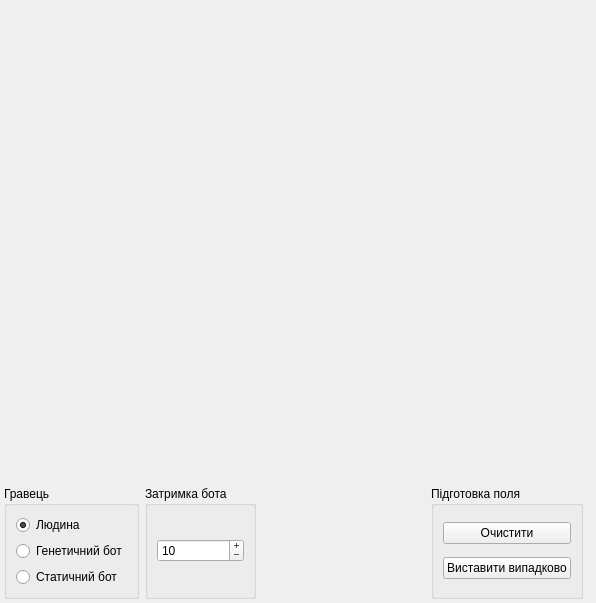
This is fieldgui.ui in Youw/SeaBattle as Qt 5 draws it before an edit. The edited form follows.
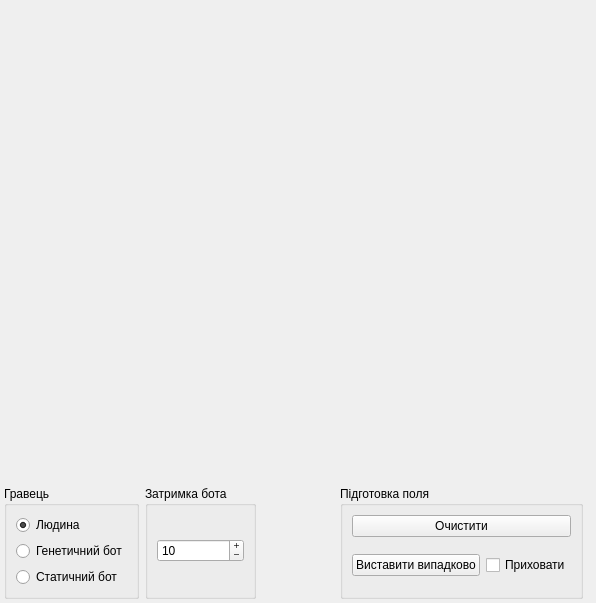
This is the edited form. Icons and pictures are not drawn.

Commit message: Add: hide ships

```diff
--- a/fieldgui.ui
+++ b/fieldgui.ui
@@ -199,10 +199,35 @@
           </widget>
          </item>
          <item>
+          <widget class="QWidget" name="widget_3" native="true">
+           <layout class="QHBoxLayout" name="horizontalLayout_2">
+            <property name="leftMargin">
+             <number>0</number>
+            </property>
+            <property name="topMargin">
+             <number>0</number>
+            </property>
+            <property name="rightMargin">
+             <number>0</number>
+            </property>
+            <property name="bottomMargin">
+             <number>0</number>
+            </property>
+            <item>
           <widget class="QPushButton" name="btnRandomShips">
            <property name="text">
             <string>Виставити випадково</string>
            </property>
+             </widget>
+            </item>
+            <item>
+             <widget class="QCheckBox" name="hideRandom">
+              <property name="text">
+               <string>Приховати</string>
+              </property>
+             </widget>
+            </item>
+           </layout>
           </widget>
          </item>
         </layout>
```
Lines whose indentation alone changed are shown as unchanged. The commit also changes 5 other files.
